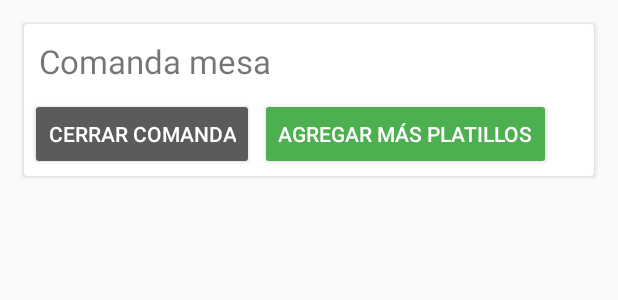
After one commit to maartinrc/RestApp, an Android app: the layout card_menu_comanda.xml on its own in the app's theme, with its tools: preview values and no code run, on a phone screen of 412 x 824 dp. The commit adds this screen. Shown: the top 300 px of the screen. Run offline under Robolectric (Android 15) with nearby library versions, the phone set to English and light mode, and no system bars.

Commit message:
Comanda
Apenas empezando

```diff
--- /dev/null
+++ b/RestApp/app/src/main/res/layout/card_menu_comanda.xml
@@ -0,0 +1,66 @@
+<?xml version="1.0" encoding="utf-8"?>
+<LinearLayout xmlns:android="http://schemas.android.com/apk/res/android"
+    xmlns:app="http://schemas.android.com/apk/res-auto"
+    xmlns:tools="http://schemas.android.com/tools"
+    android:layout_width="match_parent"
+    android:layout_height="wrap_content"
+    android:orientation="vertical">
+    <!--xmlns:card_view="http://schemas.android.com/apk/res-auto"
+       card_view:cardElevation="10dp"
+       card_view:cardUseCompatPadding="true" -->
+
+    <android.support.v7.widget.CardView
+
+        android:id="@+id/cv_postres"
+        android:layout_width="match_parent"
+        android:layout_height="wrap_content"
+        android:layout_margin="16dp"
+
+        >
+
+        <LinearLayout
+            android:layout_width="match_parent"
+            android:layout_height="wrap_content"
+            android:layout_margin="2dp"
+            android:orientation="vertical">
+
+
+
+            <TextView
+                android:id="@+id/nombre_postre"
+                android:layout_width="match_parent"
+                android:layout_height="match_parent"
+                android:layout_margin="8dp"
+                android:textSize="22sp"
+                android:text="@string/comandaReclycerTitulo"/>
+
+            <LinearLayout
+                android:layout_width="match_parent"
+                android:layout_height="match_parent"
+                android:orientation="horizontal">
+
+                <Button
+                    android:id="@+id/btn_cerrar_comanda"
+                    android:layout_width="wrap_content"
+                    android:layout_height="wrap_content"
+                    android:backgroundTint="#5C5A5A"
+                    android:layout_margin="2dp"
+                    android:text="@string/btnCerrarComanda"
+                    android:textColor="#FFF"
+                    style="@style/TextAppearance.AppCompat.Widget.Button.Colored"/>
+
+                <Button
+                    android:id="@+id/btn_mas_platillos"
+                    android:layout_width="wrap_content"
+                    android:layout_height="wrap_content"
+                    android:backgroundTint="#4CAF50"
+                    android:layout_margin="2dp"
+                    android:text="@string/btnMasPlatillos"
+                    android:textColor="#FFF"
+                    style="@style/TextAppearance.AppCompat.Widget.Button.Colored"/>
+            </LinearLayout>
+
+        </LinearLayout>
+    </android.support.v7.widget.CardView>
+
+</LinearLayout>
--- a/RestApp/app/src/main/res/values/strings.xml
+++ b/RestApp/app/src/main/res/values/strings.xml
@@ -27,6 +27,11 @@
     <string name="simbologia">Simbología</string>
     <string name="mesaActivada">Activada</string>
     <string name="mesaDesactivada">Desactivada</string>
+    <!-- TODO FRAMENTS - ComandaRecycler -->
+    <string name="comandaReclycerTitulo">Comanda mesa </string>
+    <string name="btnMasPlatillos">Agregar más platillos</string>
+    <string name="btnCerrarComanda">Cerrar comanda</string>
+
 
     <!-- TODO ACTIVITIES -->
 
```
Also changed, not shown: RestApp/app/src/main/java/com/example/restapp/ComandaFragment.java (added, +108 -0 lines), RestApp/app/src/main/res/layout/fragment_comanda.xml (added, +14 -0 lines).
